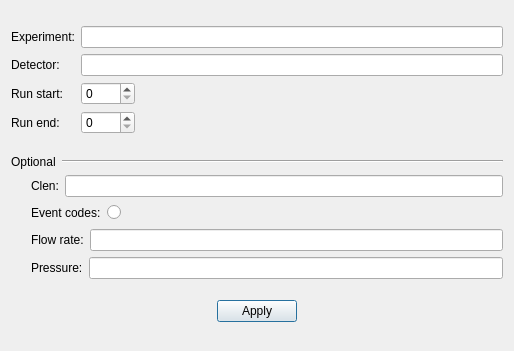
Old version of the form ui/dialogs/proxy_data.ui in the repository LiuLab-CSRC/ClickX.
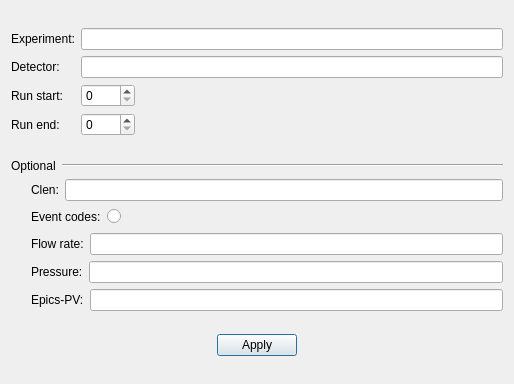
New version of the form.

Commit message: add epics_PV

What changed in the file:
```diff
--- a/ui/dialogs/proxy_data.ui
+++ b/ui/dialogs/proxy_data.ui
@@ -7,7 +7,7 @@
     <x>0</x>
     <y>0</y>
     <width>514</width>
-    <height>351</height>
+    <height>384</height>
    </rect>
   </property>
   <property name="windowTitle">
@@ -264,6 +264,33 @@
        </item>
       </layout>
      </item>
+     <item>
+      <layout class="QHBoxLayout" name="horizontalLayout_9" stretch="0,0,1">
+       <item>
+        <spacer name="horizontalSpacer_9">
+         <property name="orientation">
+          <enum>Qt::Horizontal</enum>
+         </property>
+         <property name="sizeHint" stdset="0">
+          <size>
+           <width>20</width>
+           <height>20</height>
+          </size>
+         </property>
+        </spacer>
+       </item>
+       <item>
+        <widget class="QLabel" name="label_10">
+         <property name="text">
+          <string>Epics-PV:</string>
+         </property>
+        </widget>
+       </item>
+       <item>
+        <widget class="QLineEdit" name="epicsPV"/>
+       </item>
+      </layout>
+     </item>
     </layout>
    </item>
    <item>
```
